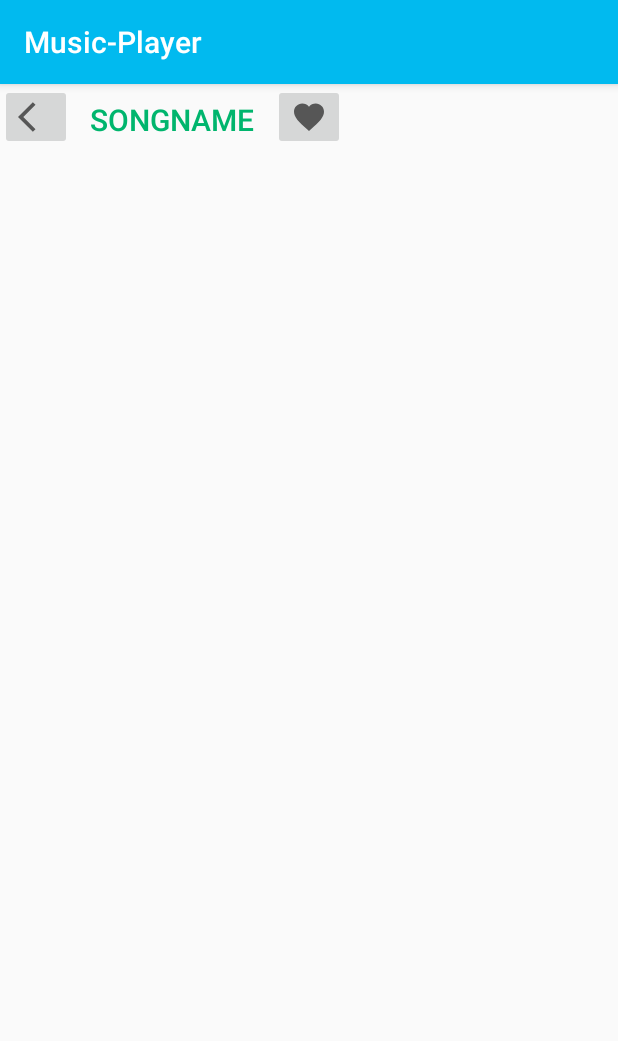
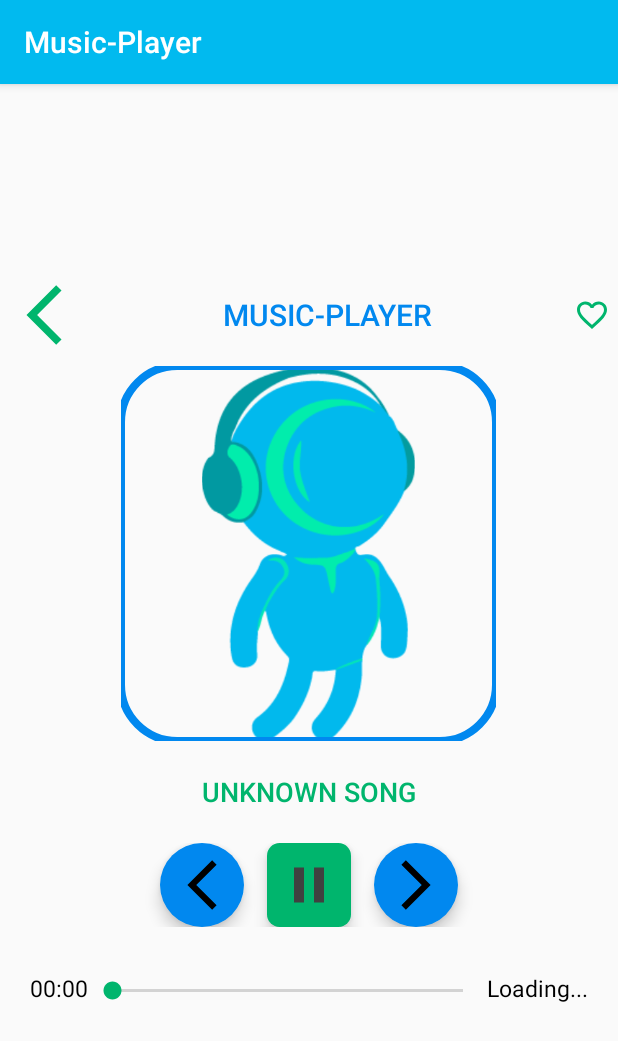
Before and after one commit to ctoloza-dev/Music-Player, an Android app: the PlayerActivity screen opened directly, with no data from a screen before it, on a phone screen of 412 x 824 dp. Shown: the top 1041 px of the screen. Run offline under Robolectric (Android 15) with nearby library versions, the light colour scheme and no system bars; our stand-ins replace data binding.

Commit message:
Changes in the player view, it is more advanced improvements in the use of styles icon settings new icons added

```diff
--- a/app/src/main/AndroidManifest.xml
+++ b/app/src/main/AndroidManifest.xml
@@ -9,7 +9,9 @@
         android:roundIcon="@drawable/player_icon"
         android:supportsRtl="true"
         android:theme="@style/Theme.MusicPlayer">
-        <activity android:name=".PlayerActivity"></activity>
+        <activity
+            android:name=".PlayerActivity"
+            android:exported="true" />
         <activity
             android:name=".MainActivity"
             android:exported="true" />
--- a/app/src/main/java/com/music_player/Splash.kt
+++ b/app/src/main/java/com/music_player/Splash.kt
@@ -15,7 +15,7 @@ class Splash : AppCompatActivity() {
         animation = findViewById(R.id.animation)
         val secs: Long = 2
         Handler().postDelayed({
-            startActivity(Intent(this@Splash, MainActivity::class.java))
+            startActivity(Intent(this@Splash, PlayerActivity::class.java))
         }, (secs * 1000))
     }
 }
--- /dev/null
+++ b/app/src/main/res/drawable/ico_back.xml
@@ -0,0 +1,10 @@
+<vector xmlns:android="http://schemas.android.com/apk/res/android"
+    android:width="48dp"
+    android:height="48dp"
+    android:viewportWidth="24"
+    android:viewportHeight="24"
+    android:tint="?attr/colorControlNormal">
+  <path
+      android:fillColor="@android:color/white"
+      android:pathData="M17.84,3.87 L16.06,2.1 6.16,12l9.9,9.9 1.78,-1.77L9.7,12Z"/>
+</vector>
--- /dev/null
+++ b/app/src/main/res/drawable/ico_favorite_empty.xml
@@ -0,0 +1,10 @@
+<vector xmlns:android="http://schemas.android.com/apk/res/android"
+    android:width="24dp"
+    android:height="24dp"
+    android:viewportWidth="24"
+    android:viewportHeight="24"
+    android:tint="?attr/colorControlNormal">
+  <path
+      android:fillColor="@android:color/white"
+      android:pathData="M16.5,3c-1.74,0 -3.41,0.81 -4.5,2.09C10.91,3.81 9.24,3 7.5,3 4.42,3 2,5.42 2,8.5c0,3.78 3.4,6.86 8.55,11.54L12,21.35l1.45,-1.32C18.6,15.36 22,12.28 22,8.5 22,5.42 19.58,3 16.5,3zM12.1,18.55l-0.1,0.1 -0.1,-0.1C7.14,14.24 4,11.39 4,8.5 4,6.5 5.5,5 7.5,5c1.54,0 3.04,0.99 3.57,2.36h1.87C13.46,5.99 14.96,5 16.5,5c2,0 3.5,1.5 3.5,3.5 0,2.89 -3.14,5.74 -7.9,10.05z"/>
+</vector>
--- a/app/src/main/res/drawable/ico_next.xml
+++ b/app/src/main/res/drawable/ico_next.xml
@@ -1,10 +1,10 @@
 <vector xmlns:android="http://schemas.android.com/apk/res/android"
     android:width="24dp"
     android:height="24dp"
+    android:tint="?attr/colorControlNormal"
     android:viewportWidth="24"
-    android:viewportHeight="24"
-    android:tint="?attr/colorControlNormal">
-  <path
-      android:fillColor="@android:color/white"
-      android:pathData="M5.88,4.12L13.76,12l-7.88,7.88L8,22l10,-10L8,2z"/>
+    android:viewportHeight="24">
+    <path
+        android:fillColor="@android:color/white"
+        android:pathData="M6.16,20.13 L7.94,21.9l9.9,-9.9L7.94,2.1 6.16,3.87 14.3,12Z" />
 </vector>
--- a/app/src/main/res/drawable/ico_prev.xml
+++ b/app/src/main/res/drawable/ico_prev.xml
@@ -4,7 +4,7 @@
     android:viewportWidth="24"
     android:viewportHeight="24"
     android:tint="?attr/colorControlNormal">
-  <path
-      android:fillColor="@android:color/white"
-      android:pathData="M11.67,3.87L9.9,2.1 0,12l9.9,9.9 1.77,-1.77L3.54,12z"/>
+    <path
+        android:fillColor="@android:color/white"
+        android:pathData="M17.84,3.87 L16.06,2.1 6.16,12l9.9,9.9 1.78,-1.77L9.7,12Z"/>
 </vector>
--- a/app/src/main/res/layout/activity_player.xml
+++ b/app/src/main/res/layout/activity_player.xml
@@ -1,5 +1,7 @@
 <?xml version="1.0" encoding="utf-8"?>
-<layout>
+<layout xmlns:android="http://schemas.android.com/apk/res/android"
+    xmlns:app="http://schemas.android.com/apk/res-auto"
+    xmlns:tools="http://schemas.android.com/tools">
 
     <data>
 
@@ -8,34 +10,98 @@
             type="String" />
     </data>
 
-    <LinearLayout xmlns:android="http://schemas.android.com/apk/res/android"
-        xmlns:tools="http://schemas.android.com/tools"
+    <LinearLayout
         android:layout_width="match_parent"
         android:layout_height="match_parent"
+        android:gravity="center"
         android:orientation="vertical"
         tools:context=".PlayerActivity">
 
         <LinearLayout
             android:layout_width="match_parent"
             android:layout_height="wrap_content"
+            android:layout_marginHorizontal="5dp"
+            android:gravity="center"
             android:orientation="horizontal">
 
             <ImageButton
-                android:layout_width="wrap_content"
-                android:layout_height="wrap_content"
-                android:src="@drawable/ico_prev" />
+                style="@style/playerBtn"
+                android:contentDescription="@string/back"
+                android:src="@drawable/ico_back" />
 
 
             <TextView
-                style="@style/tvDesign"
+                style="@style/tvDesign1"
+                android:layout_weight="1"
                 android:gravity="center"
-                android:text="songName"
+                android:text="@string/app_name"
                 android:textSize="20sp" />
 
             <ImageButton
-                android:layout_width="wrap_content"
-                android:layout_height="wrap_content"
-                android:src="@drawable/ico_favorite" />
+                style="@style/playerBtn"
+                android:contentDescription="@string/like"
+                android:src="@drawable/ico_favorite_empty" />
         </LinearLayout>
+
+        <com.google.android.material.imageview.ShapeableImageView
+            style="@style/albumArt"
+            android:src="@drawable/splash" />
+
+        <TextView
+            style="@style/tvDesign"
+            android:layout_marginHorizontal="20dp"
+            android:text="@{songName}"
+            android:textAlignment="center"
+            android:textSize="18sp" />
+
+        <LinearLayout
+            android:layout_width="match_parent"
+            android:layout_height="wrap_content"
+            android:layout_margin="10dp"
+            android:gravity="center"
+            android:orientation="horizontal">
+
+            <com.google.android.material.floatingactionbutton.ExtendedFloatingActionButton
+                style="@style/musicBtn2"
+                app:icon="@drawable/ico_prev" />
+
+            <com.google.android.material.floatingactionbutton.ExtendedFloatingActionButton
+                style="@style/musicBtn"
+                android:layout_marginHorizontal="15dp"
+                app:icon="@drawable/ico_pause" />
+
+            <com.google.android.material.floatingactionbutton.ExtendedFloatingActionButton
+                style="@style/musicBtn2"
+                app:icon="@drawable/ico_next" />
+
+        </LinearLayout>
+
+        <LinearLayout
+            android:layout_width="match_parent"
+            android:layout_height="25dp"
+            android:layout_margin="20dp"
+            android:orientation="horizontal">
+
+            <TextView
+                style="@style/tvDesign2"
+                android:text="@string/start_tv"
+                android:textColor="@color/black"
+                android:textSize="15sp" />
+
+            <androidx.appcompat.widget.AppCompatSeekBar
+                android:layout_width="0dp"
+                android:layout_height="match_parent"
+                android:thumbTint="?accent"
+                android:layout_weight="1" />
+
+            <TextView
+                style="@style/tvDesign2"
+                android:text="@string/end_tv"
+                android:textColor="@color/black"
+                android:textSize="15sp" />
+
+        </LinearLayout>
+
+
     </LinearLayout>
 </layout>
--- a/app/src/main/res/values-night/themes.xml
+++ b/app/src/main/res/values-night/themes.xml
@@ -12,37 +12,8 @@
         <!-- Status bar color. -->
         <item name="android:statusBarColor" tools:targetApi="l">?attr/colorPrimaryVariant</item>
         <!-- Customize your theme here. -->
-    </style>
-
-    <style name="animation" parent="Theme.MusicPlayer">
-        <item name="android:layout_width">wrap_content</item>
-        <item name="android:layout_height">wrap_content</item>
-        <item name="layout_constraintBottom_toBottomOf">parent</item>
-        <item name="layout_constraintDimensionRatio">1:1</item>
-        <item name="layout_constraintLeft_toLeftOf">parent</item>
-        <item name="layout_constraintRight_toRightOf">parent</item>
-        <item name="android:background">@color/black</item>
-        <item name="layout_constraintTop_toTopOf">parent</item>
-        <item name="layout_constraintWidth_percent">0.5</item>
-        <item name="lottie_autoPlay">true</item>
-        <item name="lottie_loop">true</item>
-    </style>
-
-    <style name="splashTheme" parent="Theme.MusicPlayer">
-        <item name="android:windowBackground">@drawable/splash_screen</item>
-    </style>
-
-    <style name="optionButton" parent="Widget.AppCompat.Button.Borderless">
-        <item name="android:layout_width">wrap_content</item>
-        <item name="android:layout_height">wrap_content</item>
-        <item name="drawableTint">@color/colorAccent</item>
-        <item name="android:windowBackground">@drawable/splash_screen</item>
-        <item name="android:textColor">@color/colorAccent</item>
-    </style>
-
-    <style name="tvDesign" parent="Widget.AppCompat.Button.Borderless">
-        <item name="android:layout_width">wrap_content</item>
-        <item name="android:layout_height">wrap_content</item>
-        <item name="android:textColor">@color/colorAccent</item>
+        <item name="animBack">@color/black</item>
+        <item name="accent">@color/colorAccent</item>
+        <item name="primary">@color/colorPrimary</item>
     </style>
 </resources>
--- a/app/src/main/res/values/colors.xml
+++ b/app/src/main/res/values/colors.xml
@@ -7,4 +7,5 @@
     <color name="colorSecondary">#0199A3</color>
     <color name="black">#000000</color>
     <color name="white">#FFFFFFFF</color>
+    <color name="grey">#404040</color>
 </resources>
--- a/app/src/main/res/values/strings.xml
+++ b/app/src/main/res/values/strings.xml
@@ -15,4 +15,8 @@
     <string name="playlist">Playlist</string>
     <string name="favourites">Favourites</string>
     <string name="total_song">Total Songs:</string>
+    <string name="back">Return</string>
+    <string name="like">Liked Song</string>
+    <string name="start_tv">00:00</string>
+    <string name="end_tv">Loading...</string>
 </resources>
--- /dev/null
+++ b/app/src/main/res/values/styles.xml
@@ -0,0 +1,84 @@
+<?xml version="1.0" encoding="utf-8"?>
+<resources>
+
+    <style name="animation" parent="Theme.MusicPlayer">
+        <item name="android:layout_width">wrap_content</item>
+        <item name="android:layout_height">wrap_content</item>
+        <item name="layout_constraintBottom_toBottomOf">parent</item>
+        <item name="layout_constraintDimensionRatio">1:1</item>
+        <item name="layout_constraintLeft_toLeftOf">parent</item>
+        <item name="layout_constraintRight_toRightOf">parent</item>
+        <item name="android:background">?animBack</item>
+        <item name="layout_constraintTop_toTopOf">parent</item>
+        <item name="layout_constraintWidth_percent">0.5</item>
+        <item name="lottie_autoPlay">true</item>
+        <item name="lottie_loop">true</item>
+    </style>
+
+    <style name="splashTheme" parent="Theme.MusicPlayer">
+        <item name="android:windowBackground">@drawable/splash_screen</item>
+    </style>
+
+    <style name="optionButton" parent="Widget.AppCompat.Button.Borderless">
+        <item name="android:layout_width">wrap_content</item>
+        <item name="android:layout_height">wrap_content</item>
+        <item name="drawableTint">?accent</item>
+        <item name="android:windowBackground">@drawable/splash_screen</item>
+        <item name="android:textColor">?accent</item>
+    </style>
+
+    <style name="tvDesign" parent="Widget.AppCompat.Button.Borderless">
+        <item name="android:layout_width">match_parent</item>
+        <item name="android:layout_height">wrap_content</item>
+        <item name="android:textColor">?accent</item>
+    </style>
+
+    <style name="tvDesign1" parent="Widget.AppCompat.Button.Borderless">
+        <item name="android:layout_width">0dp</item>
+        <item name="android:layout_height">match_parent</item>
+        <item name="android:textColor">?primary</item>
+    </style>
+
+    <style name="tvDesign2" parent="Theme.MusicPlayer">
+        <item name="android:layout_width">wrap_content</item>
+        <item name="android:layout_height">match_parent</item>
+        <item name="android:textColor">?accent</item>
+    </style>
+
+    <style name="playerBtn" parent="Theme.MusicPlayer">
+        <item name="android:layout_width">wrap_content</item>
+        <item name="android:layout_height">wrap_content</item>
+        <item name="android:background">@android:color/transparent</item>
+        <item name="tint">?accent</item>
+    </style>
+
+    <style name="musicBtn" parent="Widget.MaterialComponents.ExtendedFloatingActionButton">
+        <item name="android:layout_width">wrap_content</item>
+        <item name="android:layout_height">wrap_content</item>
+        <item name="backgroundTint">?accent</item>
+        <item name="shapeAppearanceOverlay">@style/curved</item>
+        <item name="iconSize">40dp</item>
+        <item name="iconTint">@color/grey</item>
+    </style>
+
+    <style name="musicBtn2" parent="Widget.MaterialComponents.ExtendedFloatingActionButton">
+        <item name="android:layout_width">wrap_content</item>
+        <item name="android:layout_height">wrap_content</item>
+        <item name="backgroundTint">?primary</item>
+        <item name="iconSize">40dp</item>
+        <item name="iconTint">@color/black</item>
+    </style>
+
+    <style name="curved">
+        <item name="cornerSize">15%</item>
+    </style>
+
+    <style name="albumArt" parent="Theme.MusicPlayer">
+        <item name="android:layout_width">250dp</item>
+        <item name="android:layout_height">250dp</item>
+        <item name="android:layout_margin">10dp</item>
+        <item name="shapeAppearanceOverlay">@style/curved</item>
+        <item name="strokeColor">?primary</item>
+        <item name="strokeWidth">5dp</item>
+    </style>
+</resources>
--- a/app/src/main/res/values/themes.xml
+++ b/app/src/main/res/values/themes.xml
@@ -12,37 +12,10 @@
         <!-- Status bar color. -->
         <item name="android:statusBarColor" tools:targetApi="l">?attr/colorPrimaryVariant</item>
         <!-- Customize your theme here. -->
+        <item name="animBack">@color/white</item>
+        <item name="accent">@color/colorAccentDark</item>
+        <item name="primary">@color/colorPrimaryDark</item>
+
     </style>
 
-    <style name="animation" parent="Theme.MusicPlayer">
-        <item name="android:layout_width">wrap_content</item>
-        <item name="android:layout_height">wrap_content</item>
-        <item name="layout_constraintBottom_toBottomOf">parent</item>
-        <item name="layout_constraintDimensionRatio">1:1</item>
-        <item name="layout_constraintLeft_toLeftOf">parent</item>
-        <item name="layout_constraintRight_toRightOf">parent</item>
-        <item name="android:background">@color/white</item>
-        <item name="layout_constraintTop_toTopOf">parent</item>
-        <item name="layout_constraintWidth_percent">0.5</item>
-        <item name="lottie_autoPlay">true</item>
-        <item name="lottie_loop">true</item>
-    </style>
-
-    <style name="splashTheme" parent="Theme.MusicPlayer">
-        <item name="android:windowBackground">@drawable/splash_screen</item>
-    </style>
-
-    <style name="optionButton" parent="Widget.AppCompat.Button.Borderless">
-        <item name="android:layout_width">wrap_content</item>
-        <item name="android:layout_height">wrap_content</item>
-        <item name="drawableTint">@color/colorAccentDark</item>
-        <item name="android:windowBackground">@drawable/splash_screen</item>
-        <item name="android:textColor">@color/colorAccentDark</item>
-    </style>
-
-    <style name="tvDesign" parent="Widget.AppCompat.Button.Borderless">
-        <item name="android:layout_width">wrap_content</item>
-        <item name="android:layout_height">wrap_content</item>
-        <item name="android:textColor">@color/colorAccentDark</item>
-    </style>
 </resources>
--- /dev/null
+++ b/app/src/main/res/values/values.xml
@@ -0,0 +1,6 @@
+<?xml version="1.0" encoding="utf-8"?>
+<resources>
+    <attr name="animBack" format="color" />
+    <attr name="accent" format="color" />
+    <attr name="primary" format="color" />
+</resources>
```
Also changed, not shown: app/src/main/res/layout/buttons.xml (indentation only), 1 other file.
